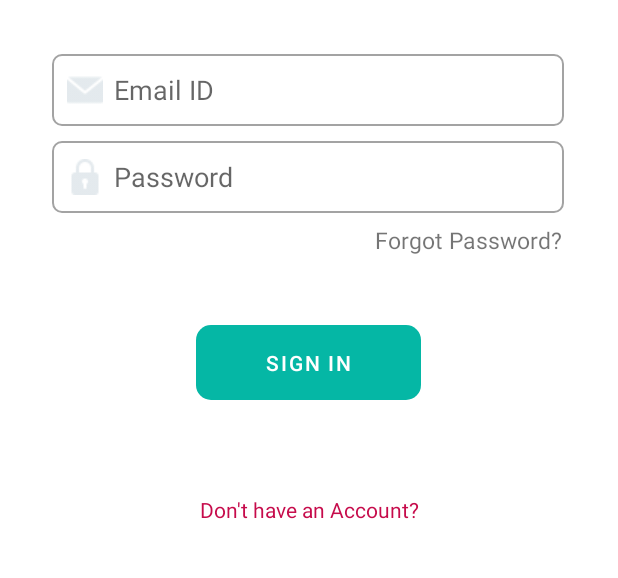
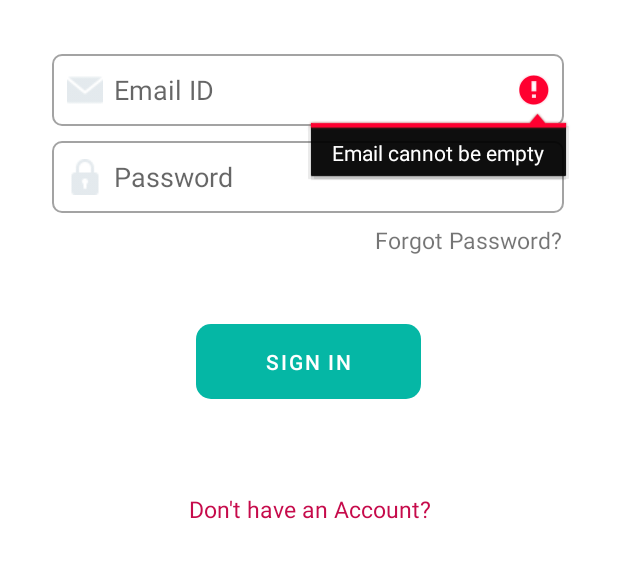
Before and after one commit to NilabhB/SkyMeet, an Android app: the screen it shows after launch (SignInActivity), after a tap on "SIGN IN", on a phone screen of 412 x 824 dp, the part 431-1009 px from its top. Run offline under Robolectric (Android 15) with nearby library versions, the phone set to English and light mode, and no system bars; our stand-ins replace Firebase (no records; nobody signed in at launch, a user with empty details on screens opened directly); Roboto replaces fonts that are not available here.

Commit message:
Fixed Issues #1 & #2

```diff
--- a/app/src/main/java/com/skymeet/videoConference/SignInActivity.java
+++ b/app/src/main/java/com/skymeet/videoConference/SignInActivity.java
@@ -6,6 +6,7 @@ import android.app.ProgressDialog;
 import android.content.DialogInterface;
 import android.content.Intent;
 import android.os.Bundle;
+import android.text.TextUtils;
 import android.view.View;
 import android.view.animation.AlphaAnimation;
 import android.widget.Button;
@@ -21,12 +22,13 @@ import com.google.android.gms.tasks.OnCompleteListener;
 import com.google.android.gms.tasks.Task;
 import com.google.firebase.auth.AuthResult;
 import com.google.firebase.auth.FirebaseAuth;
+import com.google.firebase.auth.FirebaseUser;
 
 import java.util.Objects;
 
 public class SignInActivity extends AppCompatActivity {
     EditText emailBox, passwordBox;
-    Button signInBtn, buttonCheck;
+    Button signInBtn;
     TextView createAcTextView;
     FirebaseAuth auth;
     ProgressDialog dialog;
@@ -61,16 +63,26 @@ public class SignInActivity extends AppCompatActivity {
         signInBtn.setOnClickListener(new View.OnClickListener() {
             @Override
             public void onClick(View view) {
-                dialog.show();
                 view.startAnimation(buttonClick);
                 String email, password;
                 email = emailBox.getText().toString();
                 password = passwordBox.getText().toString();
+                if (TextUtils.isEmpty(email)) {
+                    emailBox.setError("Email cannot be empty");
+                    emailBox.requestFocus();
+                } else if (TextUtils.isEmpty(password)) {
+                    passwordBox.setError("Password cannot be empty");
+                    passwordBox.requestFocus();
+                } else {
+                    dialog.show();
                     auth.signInWithEmailAndPassword(email, password).addOnCompleteListener(new OnCompleteListener<AuthResult>() {
                         @Override
                         public void onComplete(@NonNull Task<AuthResult> task) {
                             dialog.dismiss();
                             if(task.isSuccessful()) {
+                                // Log.d(TAG, "signInWithEmail:success");
+                                // FirebaseUser user = auth.getCurrentUser();
+                                // updateUI(user);
                                 startActivity(new Intent(SignInActivity.this, MainActivity.class));
                                 Toast.makeText(SignInActivity.this, "logged in!", Toast.LENGTH_SHORT).show();
                             } else {
@@ -79,10 +91,27 @@ public class SignInActivity extends AppCompatActivity {
                         }
                     });
                 }
+
+            }
         });
 
     }
-    private AlphaAnimation buttonClick = new AlphaAnimation(1F, 0.5F);
+    @Override
+    public void onStart() {
+        super.onStart();
+        // Check if user is signed in (non-null) and update UI accordingly.
+        FirebaseUser currentUser = auth.getCurrentUser();
+        if (currentUser != null) {
+            reload();
+        }
+    }
+    private void reload() {
+        startActivity(new Intent(SignInActivity.this, MainActivity.class));
+    }
+
+
+
+    private final AlphaAnimation buttonClick = new AlphaAnimation(1F, 0.5F);
 
     @Override
     public void onBackPressed() {
--- a/app/src/main/res/layout/activity_guest.xml
+++ b/app/src/main/res/layout/activity_guest.xml
@@ -62,8 +62,9 @@
         android:text="Back to Sign In?"
         android:textAlignment="center"
         android:textColor="#0F86E4"
+        android:textSize="15sp"
+
         app:layout_constraintBottom_toBottomOf="parent"
-
         app:layout_constraintEnd_toEndOf="parent"
         app:layout_constraintStart_toStartOf="parent"
         app:layout_constraintTop_toBottomOf="@+id/joinBtn"
--- a/app/src/main/res/layout/activity_main.xml
+++ b/app/src/main/res/layout/activity_main.xml
@@ -27,7 +27,7 @@
         android:layout_marginBottom="36dp"
         android:gravity="center"
         android:text="Create an unique random code to generate conference room and share the code to initiate meeting."
-        android:textColor="#05B7A5"
+        android:textColor="#00838F"
         app:layout_constraintBottom_toTopOf="@+id/codeBox"
         app:layout_constraintEnd_toEndOf="parent"
         app:layout_constraintHorizontal_bias="1.0"
@@ -47,6 +47,7 @@
         android:inputType="textPersonName"
         android:minHeight="48dp"
         android:padding="10dp"
+        android:textColorHint="#757575"
         app:layout_constraintBottom_toTopOf="@+id/bottomNavigationView"
         app:layout_constraintEnd_toEndOf="parent"
         app:layout_constraintStart_toStartOf="parent"
--- a/app/src/main/res/layout/activity_sign_in.xml
+++ b/app/src/main/res/layout/activity_sign_in.xml
@@ -100,6 +100,7 @@
         android:text="Don't have an Account?"
         android:textAlignment="center"
         android:textColor="#C60B4B"
+        android:textSize="15sp"
         app:layout_constraintBottom_toBottomOf="parent"
         app:layout_constraintEnd_toEndOf="parent"
         app:layout_constraintHorizontal_bias="0.5"
--- a/app/src/main/res/layout/activity_sign_up.xml
+++ b/app/src/main/res/layout/activity_sign_up.xml
@@ -93,6 +93,7 @@
         android:text="Already have an Account?"
         android:textAlignment="center"
         android:textColor="#0F86E4"
+        android:textSize="15sp"
         app:layout_constraintBottom_toBottomOf="parent"
         app:layout_constraintEnd_toEndOf="parent"
         app:layout_constraintStart_toStartOf="parent"
```
Also changed, not shown: app/src/main/java/com/skymeet/videoConference/GuestActivity.java (+15 -5 lines), app/src/main/java/com/skymeet/videoConference/MainActivity.java (+13 -5 lines), app/src/main/java/com/skymeet/videoConference/SignUpActivity.java (+17 -1 lines). Lines whose indentation alone changed are shown as unchanged.
